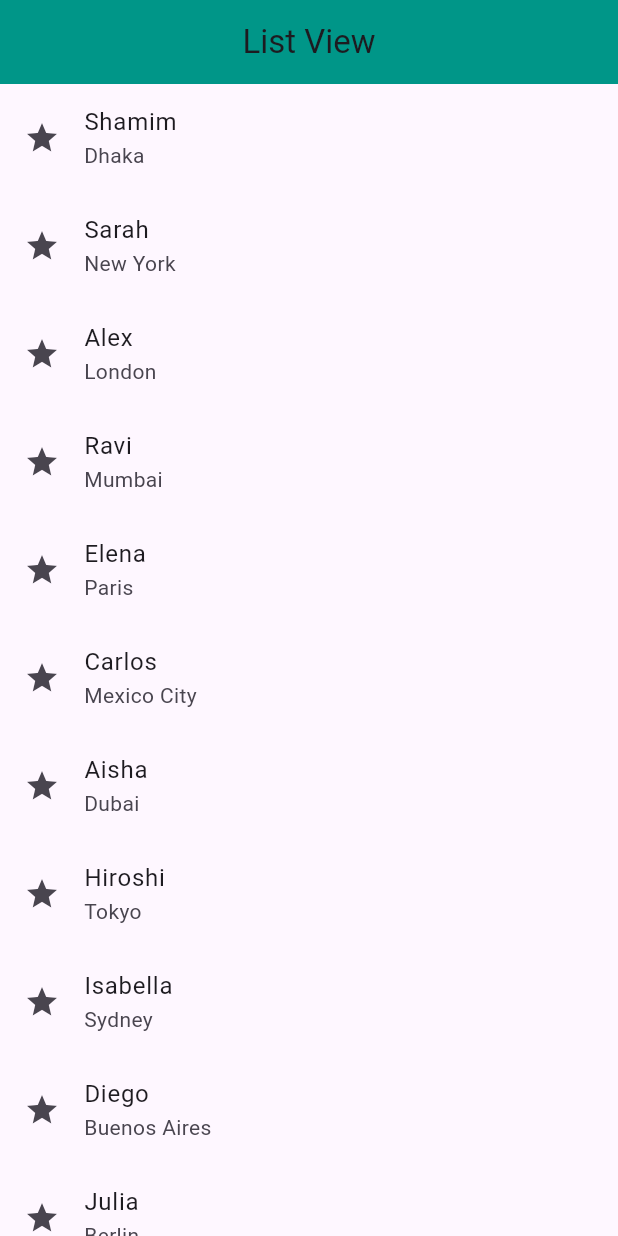
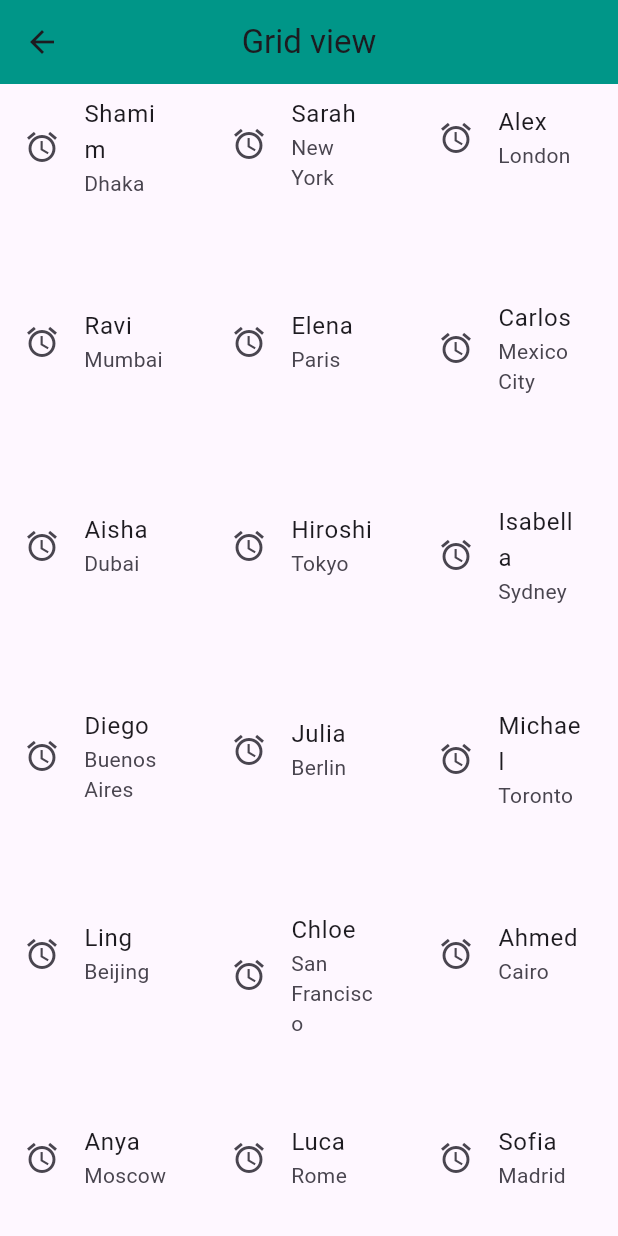
Before and after one commit to shamim2810/flutter_ostad, a Flutter app: the HomePage screen opened directly, on a phone screen of 412 x 824 dp. Run offline on Flutter 3.47's test engine with Material 3 defaults, Android fonts, the phone set to English and light mode, and no system bars.

Commit message:
Gridview

```diff
--- a/lib/list-view.dart
+++ b/lib/gridview.dart
@@ -36,58 +36,25 @@ class HomePage extends StatelessWidget {
   Widget build(BuildContext context) {
     return Scaffold(
       appBar: AppBar(
-        title: Text('List View'),
+        title: Text('Grid view'),
         backgroundColor: Colors.teal,
         centerTitle: true,
       ),
       body: SafeArea(
-        child:ListView.builder(
+        child: GridView.builder(
+          scrollDirection: Axis.vertical,
             itemCount: MyItems.length,
+            gridDelegate: SliverGridDelegateWithFixedCrossAxisCount(crossAxisCount: 3, crossAxisSpacing: 2),
             itemBuilder: (context, index){
               return InkWell(
-                onDoubleTap: (){mySnackBar(context, MyItems[index]['Age'].toString());},
+                onTap: (){mySnackBar(context, MyItems[index]['Age'].toString());},
                 child: ListTile(
-                  leading: Icon(Icons.star),
+                  leading: Icon(Icons.access_alarm),
                   title: Text(MyItems[index]['Name'].toString()),
                   subtitle: Text(MyItems[index]['City'].toString()),
                 ),
               );
-
-
-              //<----ListTile----->
-              /*ListTile(
-                  leading: Icon(Icons.star),
-                  title: Text(MyItems[index]['Name'].toString()),
-                  subtitle: Text(MyItems[index]['City'].toString()),
-                  onTap: (){mySnackBar(context, MyItems[index]['Age'].toString());},
-                );*/
-            }
-        ),
-        // ListView(
-        //   children: [
-        //     ListTile(
-        //       leading: Icon(Icons.settings,),
-        //       title: Text('Setting'),
-        //       subtitle: Text('This is setting'),
-        //       trailing: Icon(Icons.arrow_forward),
-        //       onTap: (){mySnackBar(context, 'this is setting');},
-        //     ),
-        //     ListTile(
-        //       leading: Icon(Icons.settings,),
-        //       title: Text('Setting'),
-        //       subtitle: Text('This is setting'),
-        //       trailing: Icon(Icons.arrow_forward),
-        //       onTap: (){mySnackBar(context, 'this is setting');},
-        //     ),
-        //     ListTile(
-        //       leading: Icon(Icons.settings,),
-        //       title: Text('Setting'),
-        //       subtitle: Text('This is setting'),
-        //       trailing: Icon(Icons.arrow_forward),
-        //       onTap: (){mySnackBar(context, 'this is setting');},
-        //     ),
-        //   ],
-        // ),
+            })
 
       ),
     );
--- a/lib/main.dart
+++ b/lib/main.dart
@@ -1,6 +1,7 @@
 import 'package:flutter/cupertino.dart';
 import 'package:flutter/material.dart';
-import 'list-view.dart';
+import 'package:flutter_ostad/gridview-jesondata.dart';
+import 'gridview.dart';
 
 void main(){
   runApp(MyApp());
@@ -11,7 +12,8 @@ class MyApp extends StatelessWidget {
   @override
   Widget build(BuildContext context) {
     return MaterialApp(
-      home: HomePage(),
+      //home: HomePage(),
+      home: HomeActivity(),
     );
   }
 }
```
